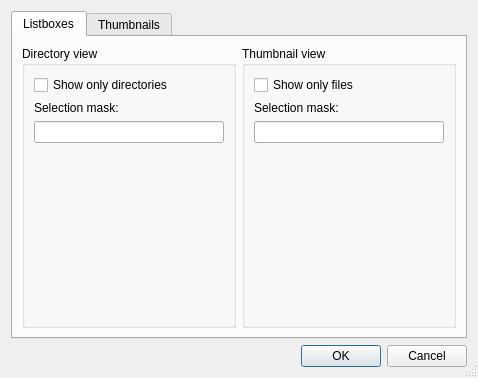
Old version of the form settingsdialog.ui in the repository bwachter/aardview.
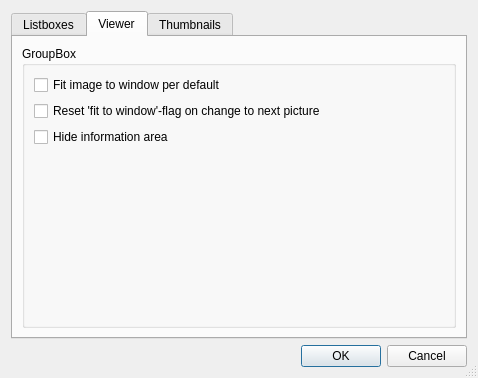
New version of the form. The open tabs and pages were chosen to show the change.

Patch:
```diff
--- a/settingsdialog.ui
+++ b/settingsdialog.ui
@@ -58,9 +58,6 @@
                   </property>
                  </widget>
                 </item>
-                <item>
-                 <widget class="QLineEdit" name="lineEdit" />
-                </item>
                 <item>
                  <spacer name="verticalSpacer" >
                   <property name="orientation" >
@@ -88,10 +85,23 @@
               <item>
                <layout class="QVBoxLayout" name="verticalLayout_5" >
                 <item>
-                 <widget class="QCheckBox" name="tnviewOnlyFiles" >
+                 <widget class="QCheckBox" name="tnShowOnlyFiles" >
+                  <property name="enabled" >
+                   <bool>true</bool>
+                  </property>
                   <property name="text" >
                    <string>Show only files</string>
                   </property>
+                  <property name="checked" >
+                   <bool>false</bool>
+                  </property>
+                 </widget>
+                </item>
+                <item>
+                 <widget class="QCheckBox" name="tnCaseInsensitiveMatching" >
+                  <property name="text" >
+                   <string>Use case-insensitive matching</string>
+                  </property>
                  </widget>
                 </item>
                 <item>
@@ -126,6 +136,60 @@
          </item>
         </layout>
        </widget>
+       <widget class="QWidget" name="tab_3" >
+        <attribute name="title" >
+         <string>Viewer</string>
+        </attribute>
+        <layout class="QHBoxLayout" name="horizontalLayout_4" >
+         <item>
+          <layout class="QVBoxLayout" name="verticalLayout_7" >
+           <item>
+            <widget class="QGroupBox" name="groupBox_3" >
+             <property name="title" >
+              <string>GroupBox</string>
+             </property>
+             <layout class="QVBoxLayout" name="verticalLayout_9" >
+              <item>
+               <widget class="QCheckBox" name="viewerFitToWindow" >
+                <property name="text" >
+                 <string>Fit image to window per default</string>
+                </property>
+               </widget>
+              </item>
+              <item>
+               <widget class="QCheckBox" name="viewerResetFtwOnChange" >
+                <property name="text" >
+                 <string>Reset 'fit to window'-flag on change to next picture</string>
+                </property>
+               </widget>
+              </item>
+              <item>
+               <widget class="QCheckBox" name="viewerHideInfoArea" >
+                <property name="text" >
+                 <string>Hide information area</string>
+                </property>
+               </widget>
+              </item>
+              <item>
+               <spacer name="verticalSpacer_3" >
+                <property name="orientation" >
+                 <enum>Qt::Vertical</enum>
+                </property>
+                <property name="sizeHint" stdset="0" >
+                 <size>
+                  <width>20</width>
+                  <height>40</height>
+                 </size>
+                </property>
+               </spacer>
+              </item>
+             </layout>
+            </widget>
+           </item>
+          </layout>
+         </item>
+        </layout>
+       </widget>
        <widget class="QWidget" name="tab_2" >
         <attribute name="title" >
          <string>Thumbnails</string>
```
Left out of the diff: 4 changed lines with no effect on the pictures.
